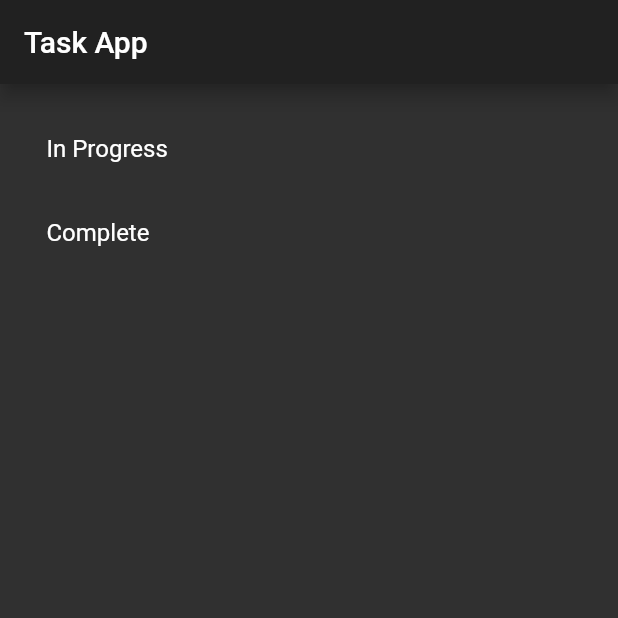
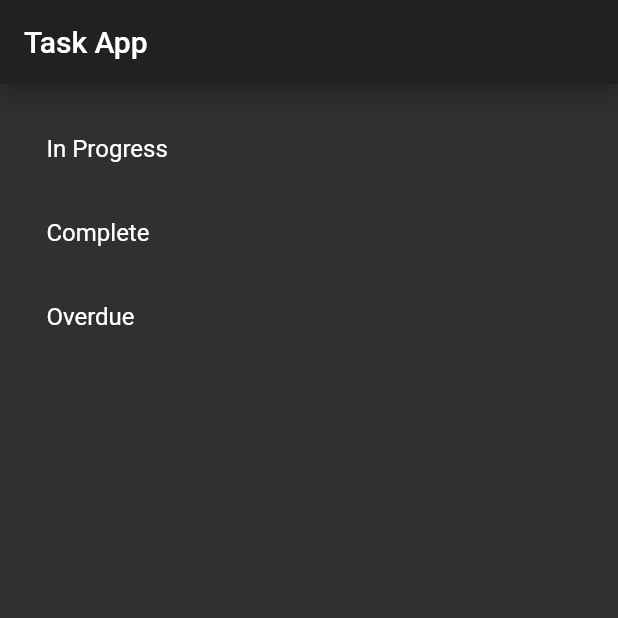
Before and after one commit to Berkeley19/Task_Manager_flutter, a Flutter app: the screen it shows after launch, on a phone screen of 412 x 824 dp, the top half of it. Run offline on Flutter 3.47's test engine with Material 2 defaults, Android fonts, the phone set to English and light mode, and no system bars; our stand-ins replace sqflite; accounts and stored records are empty.

Commit message:
Overdue task, fix overdue bug, delete option

```diff
--- a/lib/database/database.dart
+++ b/lib/database/database.dart
@@ -21,6 +21,7 @@ class DataBaseHelper{
 
   List<Task> completed = [];
   List<Task> inProgress = [];
+  List<Task> overDue = [];
 
   static Database _db;
 
@@ -62,10 +63,15 @@ class DataBaseHelper{
     var result = await dbClient.query(taskTable, columns: [columnId, columnTitle, columnNotes, columnStartDate, columnDueDate, columnProgress]);
     completed.clear();
     inProgress.clear();
+    overDue.clear();
     result.forEach((task){
       if(task[columnProgress] == 100){
         completed.add(Task.fromMap(task));
-      }else{
+      }else if(task[columnDueDate] < DateTime.now().millisecondsSinceEpoch){
+        print('overdue added');
+        overDue.add(Task.fromMap(task));
+      }
+      else{
         inProgress.add(Task.fromMap(task));
       }
     });
@@ -89,7 +95,6 @@ class DataBaseHelper{
   Future<int> deleteTask(int id) async {
     var dbClient = await db;
     return await dbClient.delete(taskTable, where: '$columnId = ?', whereArgs: [id]);
-//    return await dbClient.rawDelete('DELETE FROM $tableNote WHERE $columnId = $id');
   }
 
   Future<int> updateTask(Task task) async{
--- a/lib/home.dart
+++ b/lib/home.dart
@@ -66,6 +66,8 @@ class HomePageState extends State<HomePage>{
       case ProgressState.InProgress:
         forEachTaskAddToCell(taskCells, this.manager.inProgress);
       break;
+      case ProgressState.OverDue:
+        forEachTaskAddToCell(taskCells, this.manager.overDue);
     }
     return taskCells;
   }
@@ -123,6 +125,9 @@ class HomePageState extends State<HomePage>{
         int dateDiff2 = dateNow.millisecondsSinceEpoch - startDate;
         textProgress = dateDiff2 / dateDiff1;
         globalProgress = (textProgress * 100).toInt();
+        if(globalProgress > 100){
+          globalProgress = 100;
+        }
         break;
       case ProgressType.Progress:
         globalProgress = progress;
@@ -151,6 +156,7 @@ class HomePageState extends State<HomePage>{
         new Column(
             children: taskBuilder("Complete", ProgressState.Completed),
         ),
+        new Column(children: taskBuilder("Overdue", ProgressState.OverDue))
         ],
         );
       }
@@ -161,5 +167,5 @@ enum ProgressType {
 }
 
 enum ProgressState {
-  Completed, InProgress
+  Completed, InProgress, OverDue
 }
```
Also changed, not shown: lib/viewCard.dart (+22 -12 lines).
